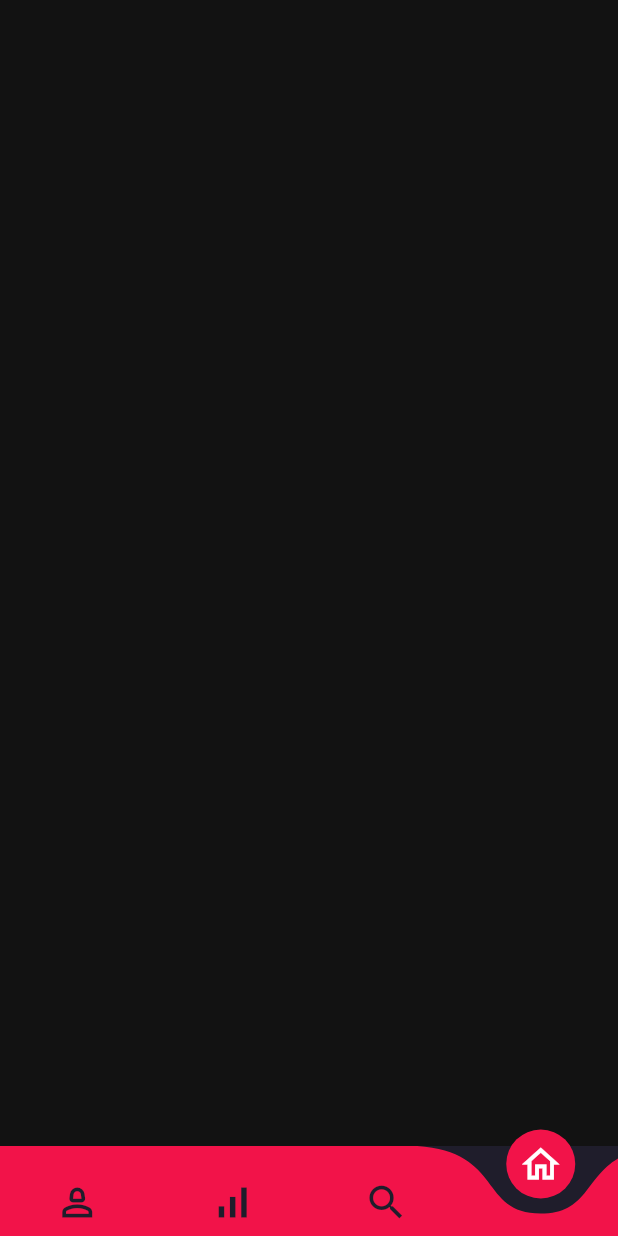
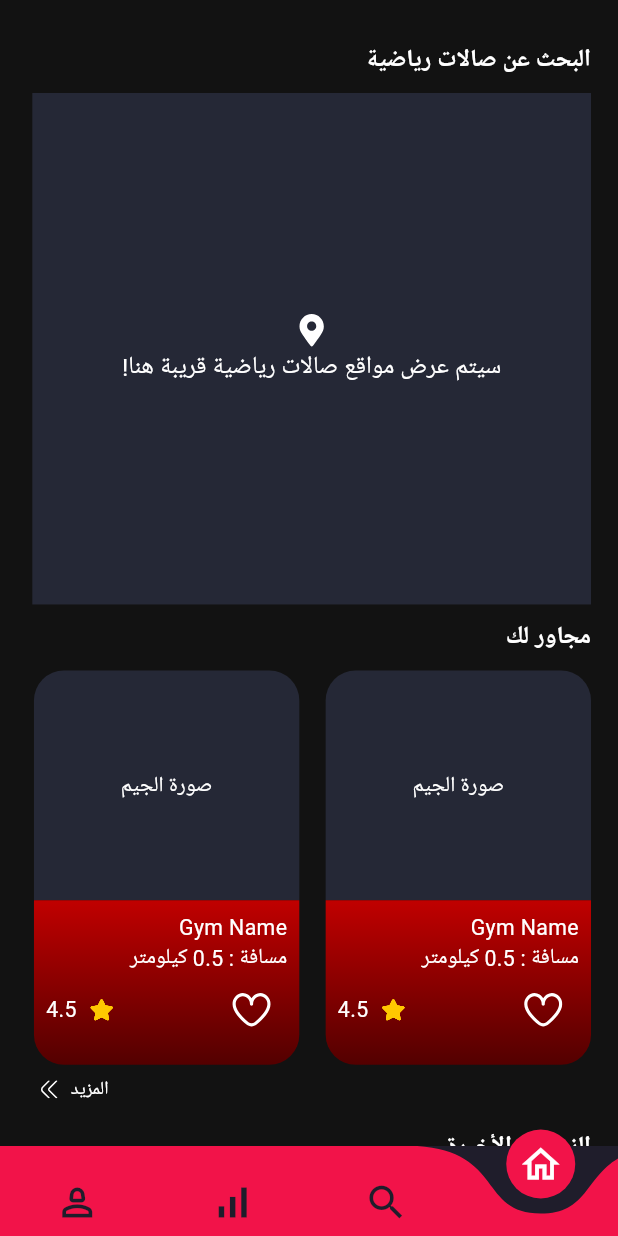
Before and after one commit to muhammedelsepa3y/gymgym, a Flutter app: the screen it shows after launch, on a phone screen of 412 x 824 dp. Run offline on Flutter 3.47's test engine with Material 2 defaults, Android fonts, the phone set to English and light mode, and no system bars; drawn by our look-alikes of curved_navigation_bar; our stand-ins replace carousel_slider, contained_tab_bar_view, flutter_bloc, flutter_rating_bar, flutter_svg, google_fonts; Roboto replaces fonts that are missing (Cairo).

Commit message:
favourite, home , last visite , behind you

```diff
--- a/lib/constants/AppAssets.dart
+++ b/lib/constants/AppAssets.dart
@@ -5,6 +5,11 @@ class AppAssets{
   static const String backArrow='assets/icons/backButton.svg';
 
   static const String passwordHide = 'assets/icons/passwordHide.svg';
+  static const String star = 'assets/icons/star.svg';
+  static const String favourite = 'assets/icons/favourite.svg';
+  static const String doubleArrowLeft = 'assets/icons/fi-rr-angle-double-left.svg';
+  static const String location = 'assets/icons/ic-location.svg';
+
 
 
 }
--- a/lib/constants/AppColors.dart
+++ b/lib/constants/AppColors.dart
@@ -4,6 +4,8 @@ class AppColors{
   static const pDarkColor =  Color(0xff1F1D2B);
   static const pSoftColor =  Color(0xff252836);
   static const pRedAccentColor =  Color(0xffF21349);
+  static const plightRedColor =  Color(0xffC00000);
+  static const pDarkRedColor =  Color(0xff530000);
   static const sGreenColor =  Color(0xff22B07D );
   static const  sOrangeColor = Color(0xffC4C5C4);
   static const   tBlackColor= Color(0xff171725);
--- a/lib/constants/AppTextStyle.dart
+++ b/lib/constants/AppTextStyle.dart
@@ -10,6 +10,7 @@ class AppTextStyle {
       fontWeight: FontWeight.bold,
       fontSize: 16 * SizeConfig.textRatio,
   );
+
   static TextStyle get bodyGreyFont => GoogleFonts.cairo(
     fontStyle: FontStyle.normal,
     fontWeight: FontWeight.normal,
@@ -28,4 +29,10 @@ class AppTextStyle {
     fontSize: 16 * SizeConfig.textRatio,
     color: AppColors.tWhiteColor,
   );
+  static TextStyle get bodyWhiteFontWith14 => GoogleFonts.cairo(
+    fontStyle: FontStyle.normal,
+    fontWeight: FontWeight.normal,
+    fontSize: 14 * SizeConfig.textRatio,
+    color: AppColors.tWhiteColor,
+  );
 }
--- a/lib/constants/Routes.dart
+++ b/lib/constants/Routes.dart
@@ -1,6 +1,8 @@
 import 'package:flutter/material.dart';
 import 'package:gymgym/presentation/screens/gym_details_screen/details_screen.dart';
+import 'package:gymgym/presentation/screens/home_screen/behind_you_screen.dart';
 import 'package:gymgym/presentation/screens/home_screen/home_screen.dart';
+import 'package:gymgym/presentation/screens/home_screen/last_visit_screen.dart';
 
 import '../presentation/screens/home_layout/home_layout.dart';
 import '../presentation/screens/profile_screen/profile_screen.dart';
@@ -11,6 +13,8 @@ class AppRoutes {
     HomeLayout.id: (context) => const HomeLayout(),
     HomeScreen.id: (context) => const HomeScreen(),
     ProfileScreen.id:(context)=>ProfileScreen(),
+    LastVisitScreen.id:(context)=>const LastVisitScreen(),
+    BehindYouScreen.id:(context)=>const BehindYouScreen(),
 
     DetailScreen.id: (context) => DetailScreen(),
 
--- /dev/null
+++ b/lib/presentation/screens/favourite_screen/favourite_screen.dart
@@ -0,0 +1,35 @@
+import 'package:flutter/material.dart';
+
+import '../../../constants/size_config.dart';
+import '../../widgets/custom_appbar.dart';
+import '../../widgets/home_componant.dart';
+class FavouriteScreen extends StatelessWidget {
+  const FavouriteScreen({super.key});
+
+  @override
+  Widget build(BuildContext context) {
+    return Scaffold(
+      appBar: CustomAppbar(title: "المفضلة"),
+      body: SafeArea(
+        child: Padding(
+          padding: const EdgeInsets.all(18.0),
+          child: GridView.builder(
+
+            gridDelegate: SliverGridDelegateWithMaxCrossAxisExtent(
+                mainAxisExtent:270*SizeConfig.verticalBlock,
+                mainAxisSpacing:12*SizeConfig.verticalBlock,
+                crossAxisSpacing:13*SizeConfig.horizontalBlock,
+                maxCrossAxisExtent: 180
+
+
+            ),
+            shrinkWrap:true,
+            itemCount: 6,
+            itemBuilder: (BuildContext context, int index)=> const DefaultAppContainer(),
+
+          ),
+        ),
+      ),
+    );;
+  }
+}
--- /dev/null
+++ b/lib/presentation/screens/home_screen/behind_you_screen.dart
@@ -0,0 +1,36 @@
+import 'package:flutter/material.dart';
+
+import '../../../constants/size_config.dart';
+import '../../widgets/custom_appbar.dart';
+import '../../widgets/home_componant.dart';
+class BehindYouScreen extends StatelessWidget {
+  static String id = "BehindYou";
+  const BehindYouScreen({super.key});
+
+  @override
+  Widget build(BuildContext context) {
+    return  Scaffold(
+      appBar: CustomAppbar(title: "المجاور لك"),
+      body: SafeArea(
+        child: Padding(
+          padding: const EdgeInsets.all(18.0),
+          child: GridView.builder(
+
+            gridDelegate: SliverGridDelegateWithMaxCrossAxisExtent(
+                mainAxisExtent:270*SizeConfig.verticalBlock,
+                mainAxisSpacing:12*SizeConfig.verticalBlock,
+                crossAxisSpacing:13*SizeConfig.horizontalBlock,
+                maxCrossAxisExtent: 180
+
+
+            ),
+            shrinkWrap:true,
+            itemCount: 6,
+            itemBuilder: (BuildContext context, int index)=> const DefaultAppContainer(),
+
+          ),
+        ),
+      ),
+    );
+  }
+}
--- a/lib/presentation/screens/home_screen/home_screen.dart
+++ b/lib/presentation/screens/home_screen/home_screen.dart
@@ -1,7 +1,13 @@
 import 'package:flutter/material.dart';
-import 'package:flutter/services.dart';
-import 'package:google_fonts/google_fonts.dart';
+import 'package:flutter_svg/flutter_svg.dart';
+import 'package:gymgym/constants/AppAssets.dart';
 import 'package:gymgym/constants/AppColors.dart';
+import 'package:gymgym/constants/AppTextStyle.dart';
+import 'package:gymgym/constants/size_config.dart';
+import 'package:gymgym/presentation/screens/home_screen/behind_you_screen.dart';
+import 'package:gymgym/presentation/screens/home_screen/last_visit_screen.dart';
+
+import '../../widgets/home_componant.dart';
 
 class HomeScreen extends StatelessWidget {
   static String id = "/";
@@ -11,6 +17,78 @@ class HomeScreen extends StatelessWidget {
   @override
   Widget build(BuildContext context) {
     return Scaffold(
-       );
+      body: SafeArea(
+        child: SingleChildScrollView(
+          child: Padding(
+            padding: const EdgeInsets.all(18.0),
+            child: Column(
+              crossAxisAlignment: CrossAxisAlignment.start,
+              children: [
+                Padding(
+                  padding: const EdgeInsets.only(top: 10.0, bottom: 10),
+                  child: Text(
+                    "البحث عن صالات رياضية",
+                    style: AppTextStyle.appBarFont,
+                  ),
+                ),
+                Container(
+                  width: 339 * SizeConfig.horizontalBlock,
+                  height: 336 * SizeConfig.verticalBlock,
+                  decoration: const BoxDecoration(color: AppColors.pSoftColor),
+                  child: Column(
+                    mainAxisAlignment: MainAxisAlignment.center,
+                    children: [
+                      SvgPicture.asset(
+                        AppAssets.location,
+                        width: SizeConfig.horizontalBlock * 24,
+                        height: SizeConfig.verticalBlock * 24,
+                      ),
+                      Text(
+                        "سيتم عرض مواقع صالات رياضية قريبة هنا!",
+                        style: AppTextStyle.bodyWhiteFontWith16,
+                      ),
+                    ],
+                  ),
+                ),
+                Padding(
+                  padding: const EdgeInsets.only(top: 10.0, bottom: 10),
+                  child: Text(
+                    "مجاور لك",
+                    style: AppTextStyle.appBarFont,
+                  ),
+                ),
+                Row(
+                  children: [
+                    const DefaultAppContainer(),
+                    SizedBox(
+                      width: 16 * SizeConfig.horizontalBlock,
+                    ),
+                    const DefaultAppContainer(),
+                  ],
+                ),
+                 MoreHomeButton(routeName: BehindYouScreen.id),
+                Padding(
+                  padding: const EdgeInsets.only(top: 10.0, bottom: 10),
+                  child: Text(
+                    "الزيارات الأخيرة",
+                    style: AppTextStyle.appBarFont,
+                  ),
+                ),
+                Row(
+                  children: [
+                    const DefaultAppContainer(),
+                    SizedBox(
+                      width: 16 * SizeConfig.horizontalBlock,
+                    ),
+                    const DefaultAppContainer(),
+                  ],
+                ),
+                 MoreHomeButton(routeName: LastVisitScreen.id),
+              ],
+            ),
+          ),
+        ),
+      ),
+    );
   }
 }
--- /dev/null
+++ b/lib/presentation/screens/home_screen/last_visit_screen.dart
@@ -0,0 +1,35 @@
+import 'package:flutter/material.dart';
+import '../../../constants/size_config.dart';
+import '../../widgets/custom_appbar.dart';
+import '../../widgets/home_componant.dart';
+class LastVisitScreen extends StatelessWidget {
+  static String id = "LastVisited";
+  const LastVisitScreen({super.key});
+
+  @override
+  Widget build(BuildContext context) {
+    return  Scaffold(
+      appBar: CustomAppbar(title: "الزيارات الأخيرة"),
+      body: SafeArea(
+        child: Padding(
+          padding: const EdgeInsets.all(18.0),
+          child: GridView.builder(
+
+            gridDelegate: SliverGridDelegateWithMaxCrossAxisExtent(
+                mainAxisExtent:270*SizeConfig.verticalBlock,
+                mainAxisSpacing:12*SizeConfig.verticalBlock,
+            crossAxisSpacing:13*SizeConfig.horizontalBlock,
+                maxCrossAxisExtent: 180
+
+
+            ),
+            shrinkWrap:true,
+            itemCount: 6,
+            itemBuilder: (BuildContext context, int index)=> const DefaultAppContainer(),
+
+          ),
+        ),
+      ),
+    );
+  }
+}
--- /dev/null
+++ b/lib/presentation/widgets/home_componant.dart
@@ -0,0 +1,133 @@
+import 'package:flutter/material.dart';
+import 'package:flutter_svg/svg.dart';
+import 'package:gymgym/constants/AppAssets.dart';
+
+import '../../constants/AppColors.dart';
+import '../../constants/AppTextStyle.dart';
+import '../../constants/size_config.dart';
+
+class MoreHomeButton extends StatelessWidget {
+  String routeName;
+   MoreHomeButton({super.key,
+    required this.routeName,
+
+  });
+
+  @override
+  Widget build(BuildContext context) {
+    return InkWell(
+     onTap: (){
+       Navigator.pushNamed(context, routeName);
+     },
+
+      child: Padding(
+        padding: const EdgeInsets.all(8.0),
+        child: Row(
+          mainAxisAlignment: MainAxisAlignment.end,
+          children: [
+            Text(
+              "المزيد",
+              style: AppTextStyle.bodyWhiteFont,
+            ),
+            const SizedBox(
+              width: 8,
+            ),
+            SvgPicture.asset(
+              AppAssets.doubleArrowLeft,
+              width: SizeConfig.horizontalBlock * 12,
+              height: SizeConfig.verticalBlock * 12,
+            ),
+          ],
+        ),
+      ),
+    );
+  }
+}
+
+class DefaultAppContainer extends StatelessWidget {
+  const DefaultAppContainer({
+    super.key,
+  });
+
+  @override
+  Widget build(BuildContext context) {
+    return Column(
+
+      children:[
+        Container(
+          height: 151 * SizeConfig.verticalBlock,
+          width: 161 * SizeConfig.horizontalBlock,
+          decoration: const BoxDecoration(
+            color: AppColors.pSoftColor,
+            borderRadius: BorderRadius.only(
+                topRight: Radius.circular(20), topLeft: Radius.circular(20)),
+          ),
+          child: Center(
+              child: Text(
+                "صورة الجيم",
+                style: AppTextStyle.bodyWhiteFontWith14,
+              )),
+        ),
+
+        Container(
+          width: 161 * SizeConfig.horizontalBlock,
+          height: 108 * SizeConfig.verticalBlock,
+          decoration: const BoxDecoration(
+            borderRadius: BorderRadius.only(
+                bottomLeft: Radius.circular(20),
+                bottomRight: Radius.circular(20)),
+            gradient: LinearGradient(
+                begin: Alignment.topCenter,
+                end: Alignment.bottomCenter,
+                colors: [
+                  AppColors.plightRedColor,
+                  AppColors.pDarkRedColor,
+                ]),
+          ),
+          child: Padding(
+            padding: const EdgeInsets.all(8.0),
+            child: Column(
+              crossAxisAlignment: CrossAxisAlignment.start,
+              children: [
+                Text(
+                  "Gym Name",
+                  style: AppTextStyle.bodyWhiteFontWith14,
+                ),
+                Text(
+                  "مسافة : 0.5 كيلومتر",
+                  style: AppTextStyle.bodyWhiteFontWith14,
+                ),
+                Row(
+                  children: [
+                    IconButton(
+                      icon: SvgPicture.asset(
+                        AppAssets.favourite,
+                        height: SizeConfig.verticalBlock * 24,
+                        width: SizeConfig.horizontalBlock * 24,
+                      ),
+                      iconSize: 24,
+                      onPressed: () {},
+                    ),
+                    const Spacer(),
+                    SvgPicture.asset(
+                      AppAssets.star,
+                      height: SizeConfig.verticalBlock * 14,
+                      width: SizeConfig.horizontalBlock * 14.647,
+                    ),
+                    SizedBox(
+                      width: 8 * SizeConfig.horizontalBlock,
+                    ),
+                    Text(
+                      "4.5",
+                      style: AppTextStyle.bodyWhiteFontWith14,
+                    ),
+                  ],
+                )
+              ],
+            ),
+          ),
+        ),
+      ]
+    );
+  }
+}
```
Also changed, not shown: assets/icons/favourite.svg (added), assets/icons/fi-rr-angle-double-left.svg (added), assets/icons/ic-location.svg (added), assets/icons/star.svg (added).
